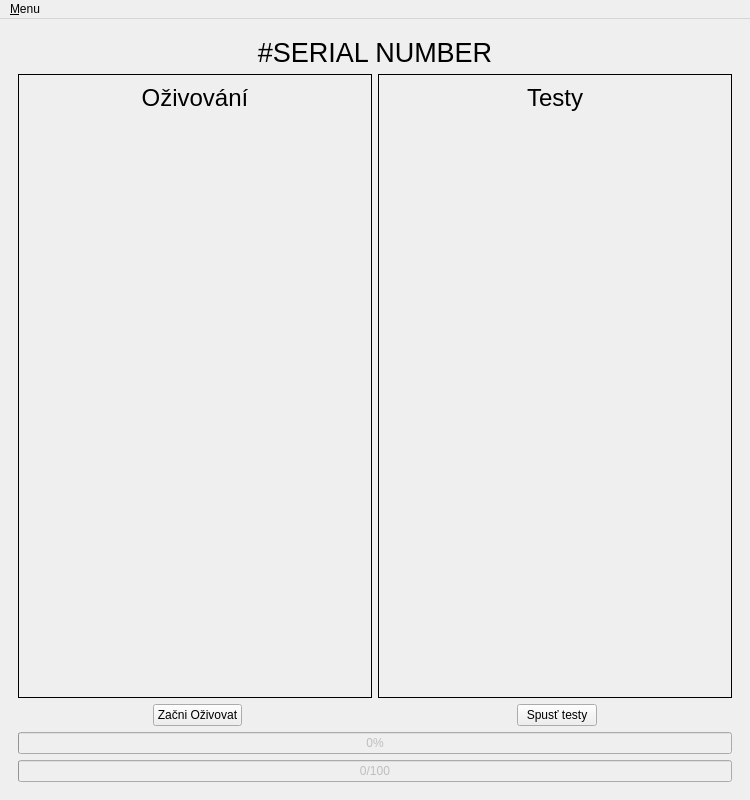
Old version of the form ui/mainwindow.ui in the repository turris-cz/rtools-gui.
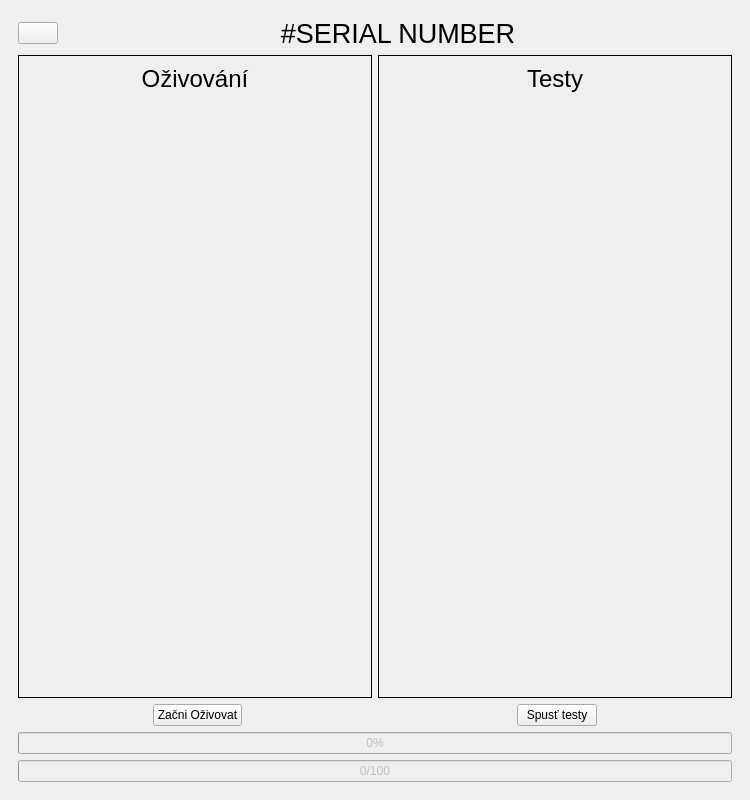
New version of the form. The open tabs and pages were chosen to show the change. Icons and pictures are not drawn.

Commit message: use arrow buttons instead of menu when swithich the views

Diff of the .ui file:
```diff
--- a/ui/mainwindow.ui
+++ b/ui/mainwindow.ui
@@ -131,7 +131,22 @@
       <widget class="QWidget" name="workPage">
        <layout class="QVBoxLayout" name="verticalLayout_3">
         <item>
+         <layout class="QHBoxLayout" name="horizontalLayout_2">
+          <item>
+           <widget class="QPushButton" name="backButton">
+            <property name="text">
+             <string/>
+            </property>
+           </widget>
+          </item>
+          <item>
          <widget class="QLabel" name="serialNumberLabel">
+            <property name="sizePolicy">
+             <sizepolicy hsizetype="Preferred" vsizetype="Preferred">
+              <horstretch>1</horstretch>
+              <verstretch>0</verstretch>
+             </sizepolicy>
+            </property>
           <property name="font">
            <font>
             <pointsize>20</pointsize>
@@ -145,6 +160,8 @@
           </property>
          </widget>
         </item>
+         </layout>
+        </item>
         <item>
          <layout class="QHBoxLayout" name="horizontalLayout_4">
           <item>
@@ -366,14 +383,6 @@
      <height>19</height>
     </rect>
    </property>
-   <widget class="QMenu" name="menuMenu">
-    <property name="title">
-     <string>&amp;Menu</string>
-    </property>
-    <addaction name="actionBarcode"/>
-    <addaction name="actionEnd"/>
-   </widget>
-   <addaction name="menuMenu"/>
   </widget>
   <action name="actionBarcode">
    <property name="text">
```
Left out of the diff: 71 changed lines with no effect on the pictures. Lines whose indentation alone changed are shown as unchanged. The commit also changes 2 other files.
